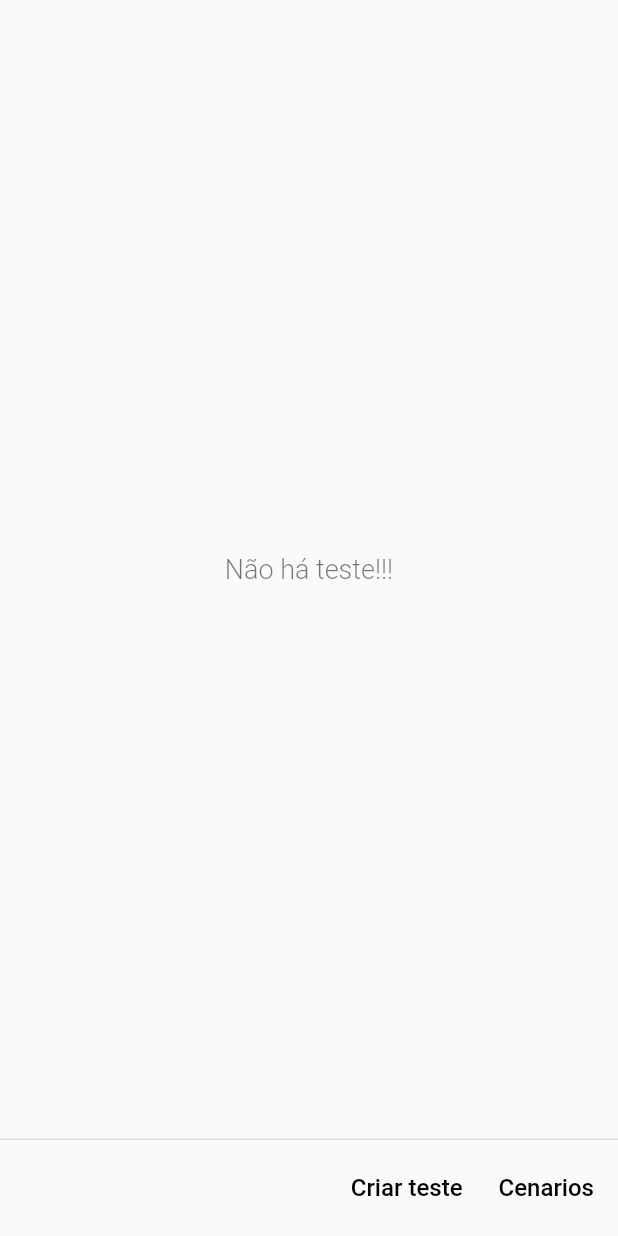
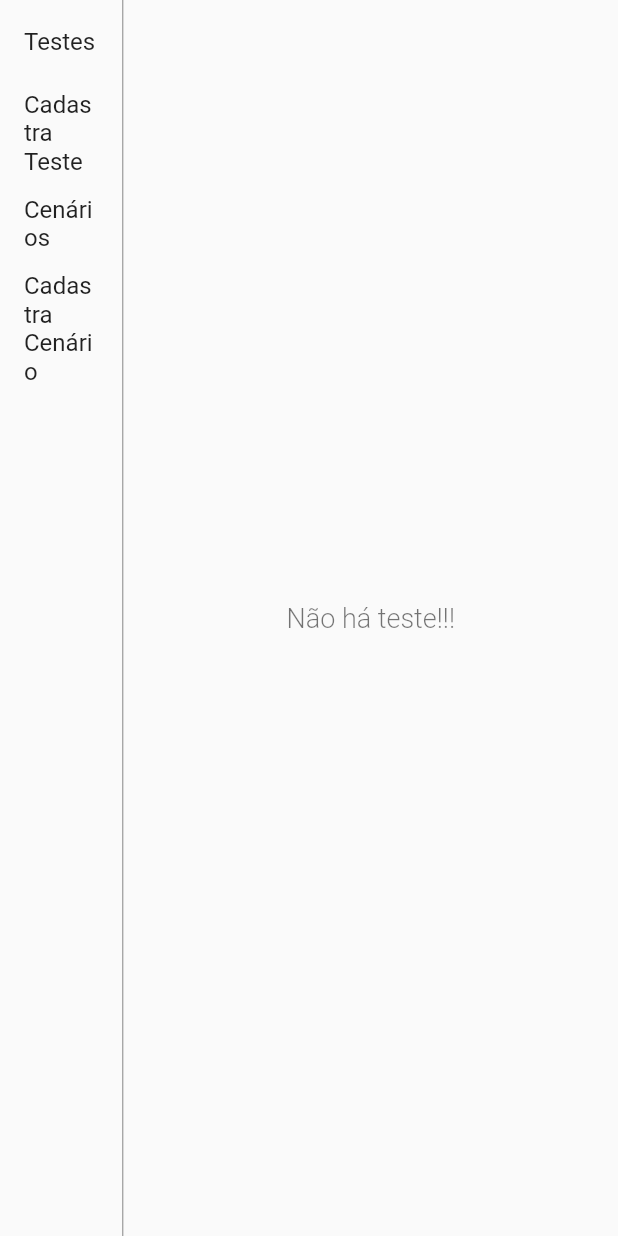
Before and after one commit to PereiraSantos/SoftwareQuality, a Flutter app: the screen it shows after launch, on a phone screen of 412 x 824 dp. Run offline on Flutter 3.47's test engine with Material 3 defaults, Android fonts, the phone set to English and light mode, and no system bars; our stand-ins replace sqflite_common_ffi; accounts and stored records are empty.

Commit message:
Adicionado para salvar no banco sqlite o cenários.

```diff
--- a/lib/dashboard/view/dashboard.dart
+++ b/lib/dashboard/view/dashboard.dart
@@ -1,14 +1,49 @@
 import 'package:flutter/material.dart';
 import 'package:software_quality/execution/view/list_execution/list_execution_view.dart';
 
+import 'package:software_quality/widgets/left_drawer.dart';
+
 // ignore: must_be_immutable
-class Dashboard extends StatelessWidget {
-  Dashboard({super.key});
+class Dashboard extends StatefulWidget {
+  const Dashboard({super.key});
 
-  List<Widget> widgets = [];
+  @override
+  State<Dashboard> createState() => _DashboardState();
+}
+
+class _DashboardState extends State<Dashboard> {
+  Widget child = const ListExecutionView();
+
+  void _update(Widget value) {
+    setState(() {
+      child = value;
+    });
+  }
+
+  @override
+  void initState() {
+    super.initState();
+  }
 
   @override
   Widget build(BuildContext context) {
-    return const Scaffold(body: ListExecutionView());
+    return Scaffold(
+      body: Row(
+        mainAxisAlignment: MainAxisAlignment.spaceBetween,
+        crossAxisAlignment: CrossAxisAlignment.start,
+        children: [
+          Expanded(
+            flex: 1,
+            child: LeftDrawer(
+              onClick: (value) => _update(value),
+            ),
+          ),
+          Expanded(
+            flex: 4,
+            child: child,
+          ),
+        ],
+      ),
+    );
   }
 }
--- a/lib/execution/model_view/execution_model_view.dart
+++ b/lib/execution/model_view/execution_model_view.dart
@@ -45,7 +45,7 @@ class ExecutionModelView {
       List<Scenery> scenerys = [];
 
       for (int j = 0; j < data[i]['scenerys'].length; j++) {
-        scenerys.add(Scenery(description: data[i]['scenerys'][j], paces: []));
+        scenerys.add(Scenery(description: data[i]['scenerys'][j]));
       }
 
       executions.add(
--- a/lib/execution/view/list_execution/list_execution_view.dart
+++ b/lib/execution/view/list_execution/list_execution_view.dart
@@ -2,9 +2,6 @@ import 'package:flutter/material.dart';
 import 'package:software_quality/execution/component/card_execution.dart';
 import 'package:software_quality/execution/model/execution.dart';
 import 'package:software_quality/execution/model_view/execution_model_view.dart';
-import 'package:software_quality/execution/view/register_execution/register_execution_view.dart';
-import 'package:software_quality/scenery/view/list_scenery/list_scenery_view.dart';
-import 'package:software_quality/usercases/to_page_route.dart';
 
 class ListExecutionView extends StatefulWidget {
   const ListExecutionView({super.key});
@@ -45,34 +42,6 @@ class _ListExecutionViewState extends State<ListExecutionView> {
           }
         },
       ),
-      persistentFooterButtons: [
-        TextButton(
-          onPressed: () async {
-            var result = await Navigator.of(context).push(
-              ToPageRoute.createRoute(RegisterExecutionView()),
-            );
-
-            if (result) setState(() {});
-          },
-          child: const Text(
-            'Criar teste',
-            style: TextStyle(color: Colors.black, fontSize: 16),
-          ),
-        ),
-        TextButton(
-          onPressed: () async {
-            var result = await Navigator.of(context).push(
-              ToPageRoute.createRoute(const ListSceneryView()),
-            );
-
-            if (result) setState(() {});
-          },
-          child: const Text(
-            'Cenarios',
-            style: TextStyle(color: Colors.black, fontSize: 16),
-          ),
-        )
-      ],
     );
   }
 }
--- a/lib/main.dart
+++ b/lib/main.dart
@@ -2,6 +2,7 @@ import 'package:flutter/material.dart';
 import 'package:software_quality/dashboard/view/dashboard.dart';
 
 void main() {
+  WidgetsFlutterBinding.ensureInitialized();
   runApp(const MyApp());
 }
 
@@ -15,7 +16,7 @@ class MyApp extends StatelessWidget {
       theme: ThemeData(
         useMaterial3: false,
       ),
-      home: Dashboard(),
+      home: const Dashboard(),
     );
   }
 }
--- /dev/null
+++ b/lib/scenery/datasource/datasource_factory.dart
@@ -0,0 +1,6 @@
+abstract class DatasourceFactory {
+  Future<void> createTable();
+  Future<List<Map<String, Object?>>> find();
+  Future<void> insert(Map<String, Object?> values);
+  Future<int>? getLastId();
+}
--- a/lib/scenery/model/pace.dart
+++ b/lib/scenery/model/pace.dart
@@ -1,6 +1,7 @@
 class Pace {
   int? id;
   String? description;
+  int? idScenery;
 
-  Pace({this.id, this.description});
+  Pace({this.id, this.description, this.idScenery});
 }
--- a/lib/scenery/model/scenery.dart
+++ b/lib/scenery/model/scenery.dart
@@ -1,9 +1,6 @@
-import 'package:software_quality/scenery/model/pace.dart';
-
 class Scenery {
   int? id;
   String? description;
-  List<Pace> paces = [];
   String? expectedResult;
   String? acceptanceCriteria;
   bool select;
@@ -11,7 +8,6 @@ class Scenery {
   Scenery({
     this.id,
     this.description,
-    required this.paces,
     this.expectedResult,
     this.acceptanceCriteria,
     this.select = false,
--- /dev/null
+++ b/lib/widgets/left_drawer.dart
@@ -0,0 +1,33 @@
+import 'package:flutter/material.dart';
+import 'package:software_quality/execution/view/list_execution/list_execution_view.dart';
+import 'package:software_quality/execution/view/register_execution/register_execution_view.dart';
+import 'package:software_quality/scenery/view/list_scenery/list_scenery_view.dart';
+import 'package:software_quality/scenery/view/register_scenery/register_scenery_view.dart';
+
+class LeftDrawer extends StatelessWidget {
+  const LeftDrawer({super.key, required this.onClick});
+
+  final Function(Widget) onClick;
+
+  @override
+  Widget build(BuildContext context) {
+    return Container(
+      decoration: const BoxDecoration(border: Border(right: BorderSide(color: Colors.grey))),
+      child: ListView(
+        children: [
+          _tile('Testes', const ListExecutionView()),
+          _tile('Cadastra Teste', RegisterExecutionView()),
+          _tile('Cenários', const ListSceneryView()),
+          _tile('Cadastra Cenário', const RegisterSceneryView()),
+        ],
+      ),
+    );
+  }
+
+  Widget _tile(String label, Widget child) {
+    return ListTile(
+      title: Text(label),
+      onTap: () => onClick(child),
+    );
+  }
+}
--- a/pubspec.yaml
+++ b/pubspec.yaml
@@ -37,6 +37,8 @@ dependencies:
   # The following adds the Cupertino Icons font to your application.
   # Use with the CupertinoIcons class for iOS style icons.
   cupertino_icons: ^1.0.8
+  sqflite: ^2.4.1
+  sqflite_common_ffi: ^2.3.4+4
 
 dev_dependencies:
   flutter_test:
```
Also changed, not shown: lib/execution/view/register_execution/register_execution_view.dart (+8 -20 lines), lib/scenery/component/scenary_card.dart (+13 -9 lines), lib/scenery/datasource/pace_dao.dart (added, +35 -0 lines), lib/scenery/datasource/scenery_dao.dart (added, +39 -0 lines), lib/scenery/view/list_scenery/list_scenery_view.dart (+9 -26 lines), lib/scenery/view/register_scenery/register_scenery_view.dart (+14 -17 lines), lib/scenery/view_model/scenery_view_model.dart (+41 -36 lines), lib/usercases/sqlite_helper.dart (added, +20 -0 lines), pubspec.lock, 3 other files.
